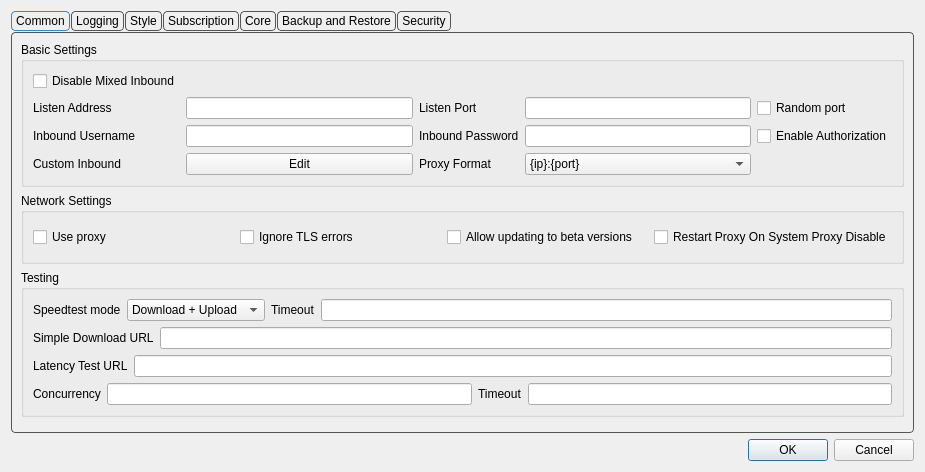
Above: include/ui/setting/dialog_basic_settings.ui from shengmo0210/Throne before the change. Below: the same form after it.
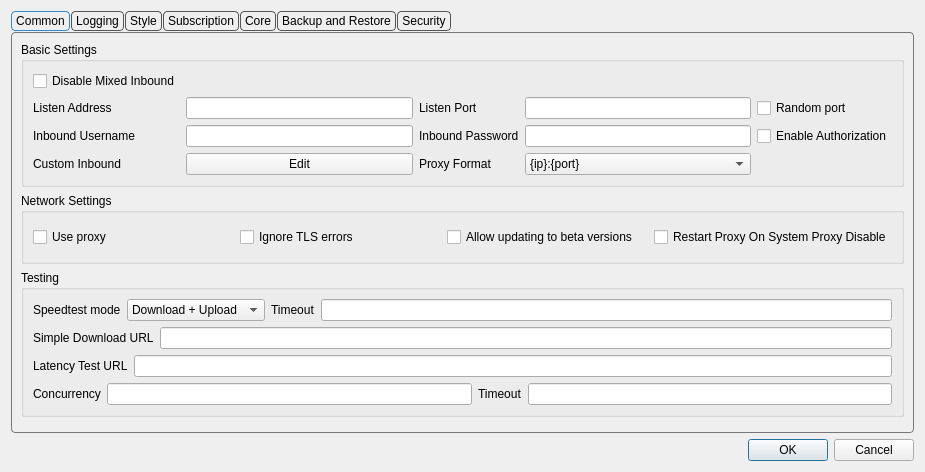
That is the form after the change. Custom widgets are drawn as their Qt base class.

Commit message: make borders a bit brighter

The edit to the form file:
```diff
--- a/include/ui/setting/dialog_basic_settings.ui
+++ b/include/ui/setting/dialog_basic_settings.ui
@@ -41,7 +41,7 @@
      <property name="styleSheet">
       <string notr="true">QTabWidget::pane {
     margin-top: 1px;
-    border: 1px solid #555555;
+    border: 1px solid #777777;
     border-radius: 4px;
 }
 
```
